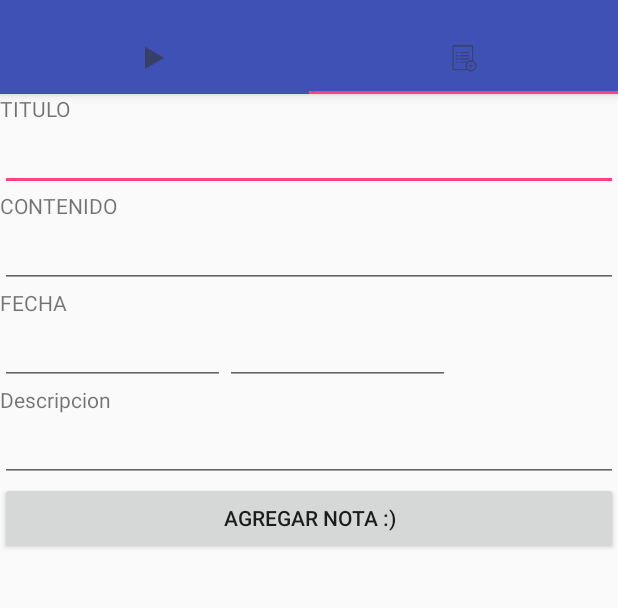
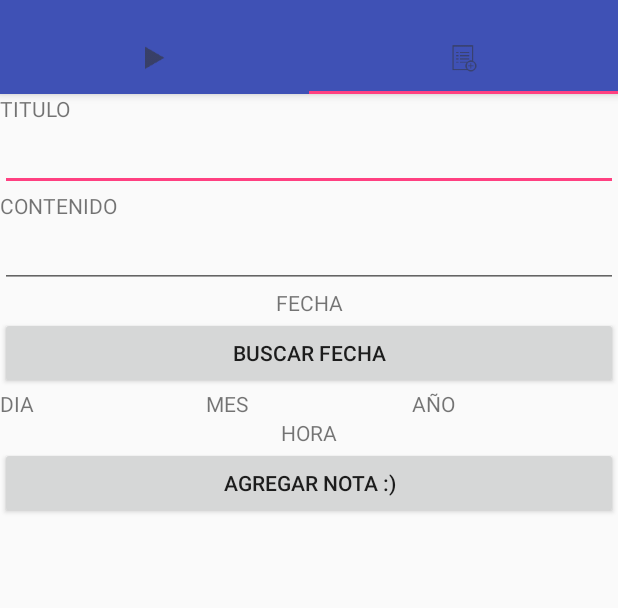
Before and after one commit to jonalexjm/appNotas, an Android app: the screen it shows after launch (MainActivity), tab 2 chosen, on a phone screen of 412 x 824 dp, the part 62-670 px from its top. Run offline under Robolectric (Android 15) with nearby library versions, the phone set to English and light mode, and no system bars.

Commit message:
v5 agregando el formulario de adicionar nota

```diff
--- a/app/src/main/java/jonalexjm/com/appnotas/fragment/NotaAgregarFragment.java
+++ b/app/src/main/java/jonalexjm/com/appnotas/fragment/NotaAgregarFragment.java
@@ -3,9 +3,13 @@ package jonalexjm.com.appnotas.fragment;
 
 import android.os.Bundle;
 import android.support.v4.app.Fragment;
+import android.support.v7.widget.RecyclerView;
 import android.view.LayoutInflater;
 import android.view.View;
 import android.view.ViewGroup;
+import android.widget.Button;
+import android.widget.EditText;
+import android.widget.TextView;
 
 import jonalexjm.com.appnotas.R;
 
@@ -15,6 +19,11 @@ import jonalexjm.com.appnotas.R;
  */
 public class NotaAgregarFragment extends Fragment {
 
+    private Button btnBuscarFechas, btnGuardarNota;
+    private TextView txtTitulo, txtContenido, txtFecha, txtDia, txtMes, txtAnno;
+    private EditText edTxtTitulo,edTxtContenido;
+
+
 
     public NotaAgregarFragment() {
         // Required empty public constructor
@@ -22,10 +31,26 @@ public class NotaAgregarFragment extends Fragment {
 
 
     @Override
-    public View onCreateView(LayoutInflater inflater, ViewGroup container,
-                             Bundle savedInstanceState) {
+    public View onCreateView(LayoutInflater inflater, ViewGroup container, Bundle savedInstanceState) {
         // Inflate the layout for this fragment
-        return inflater.inflate(R.layout.fragment_nota, container, false);
+
+        View v = inflater.inflate(R.layout.fragment_nota, container, false);
+
+        btnBuscarFechas = (Button) v.findViewById(R.id.btnEscoger_fecha);
+        btnGuardarNota = (Button)  v.findViewById(R.id.btnAgregarNota);
+
+        txtTitulo = (TextView) v.findViewById(R.id.txtTitulo);
+        txtContenido = (TextView) v.findViewById(R.id.txtContenido);
+        txtFecha = (TextView) v.findViewById(R.id.txtFecha);
+        txtDia = (TextView) v.findViewById(R.id.txtDia);
+        txtMes = (TextView) v.findViewById(R.id.txtMes);
+        txtAnno = (TextView) v.findViewById(R.id.txtAnno);
+
+        edTxtTitulo = (EditText) v.findViewById(R.id.edTxtTitulo);
+        edTxtContenido = (EditText) v.findViewById(R.id.edTxtContenido);
+
+
+        return v;
     }
 
 }
--- a/app/src/main/res/layout/fragment_nota.xml
+++ b/app/src/main/res/layout/fragment_nota.xml
@@ -37,7 +37,7 @@
                 >
             </TextView>
             <EditText
-                android:id="@+id/edTxtContendio"
+                android:id="@+id/edTxtContenido"
                 android:layout_width="fill_parent"
                 android:layout_height="wrap_content"
                 >
@@ -50,8 +50,10 @@
                 >
                 <TextView
                     android:id="@+id/txtFecha"
-                    android:layout_width="150dp"
+                    android:layout_width="match_parent"
                     android:layout_height="wrap_content"
+                    android:layout_gravity="center"
+                    android:gravity="center"
                     android:text="FECHA"
                     >
                 </TextView>
@@ -64,20 +66,43 @@
                 xmlns:android="http://schemas.android.com/apk/res/android"
                 >
 
-                <EditText
-                    android:id="@+id/edTxtModelo"
-                    android:layout_width="150dp"
+                <Button
                     android:layout_height="wrap_content"
-                    android:inputType="number"
-                    >
-                </EditText>
-                <EditText
-                    android:id="@+id/edTxtColor"
-                    android:layout_width="150dp"
-                    android:layout_height="wrap_content"
-                    >
-                </EditText>
+                    android:id="@+id/btnEscoger_fecha"
+                    android:layout_width="fill_parent"
+                    android:text="Buscar Fecha"/>
 
+
+
+            </LinearLayout>
+
+        <LinearLayout
+            android:layout_width="fill_parent"
+            android:layout_height="wrap_content"
+            android:orientation="horizontal"
+            xmlns:android="http://schemas.android.com/apk/res/android"
+            >
+            <TextView
+                android:id="@+id/txtDia"
+                android:layout_width="match_parent"
+                android:layout_height="wrap_content"
+                android:layout_weight="1"
+                android:text="DIA"
+                />
+            <TextView
+                android:id="@+id/txtMes"
+                android:layout_width="match_parent"
+                android:layout_height="wrap_content"
+                android:layout_weight="1"
+                android:text="MES"
+                />
+            <TextView
+                android:id="@+id/txtAnno"
+                android:layout_width="match_parent"
+                android:layout_height="wrap_content"
+                android:layout_weight="1"
+                android:text="AÑO"
+                />
 
 
             </LinearLayout>
@@ -88,19 +113,16 @@
                 xmlns:android="http://schemas.android.com/apk/res/android"
                 >
                 <TextView
-                    android:id="@+id/txtVwDescripicion"
+                    android:id="@+id/txtHora"
                     android:layout_width="wrap_content"
                     android:layout_height="wrap_content"
-                    android:text="Descripcion"
-                    >
-                </TextView>
-                <EditText
-                    android:id="@+id/edTxtDescripcion"
-                    android:layout_width="fill_parent"
-                    android:layout_height="wrap_content"
-                    android:inputType="textMultiLine"
-                    >
-                </EditText>
+                    android:layout_gravity="center"
+                    android:gravity="center"
+                    android:text="HORA"
+                    />
+
+
+
             </LinearLayout>
             <LinearLayout
                 xmlns:android="http://schemas.android.com/apk/res/android"
```
